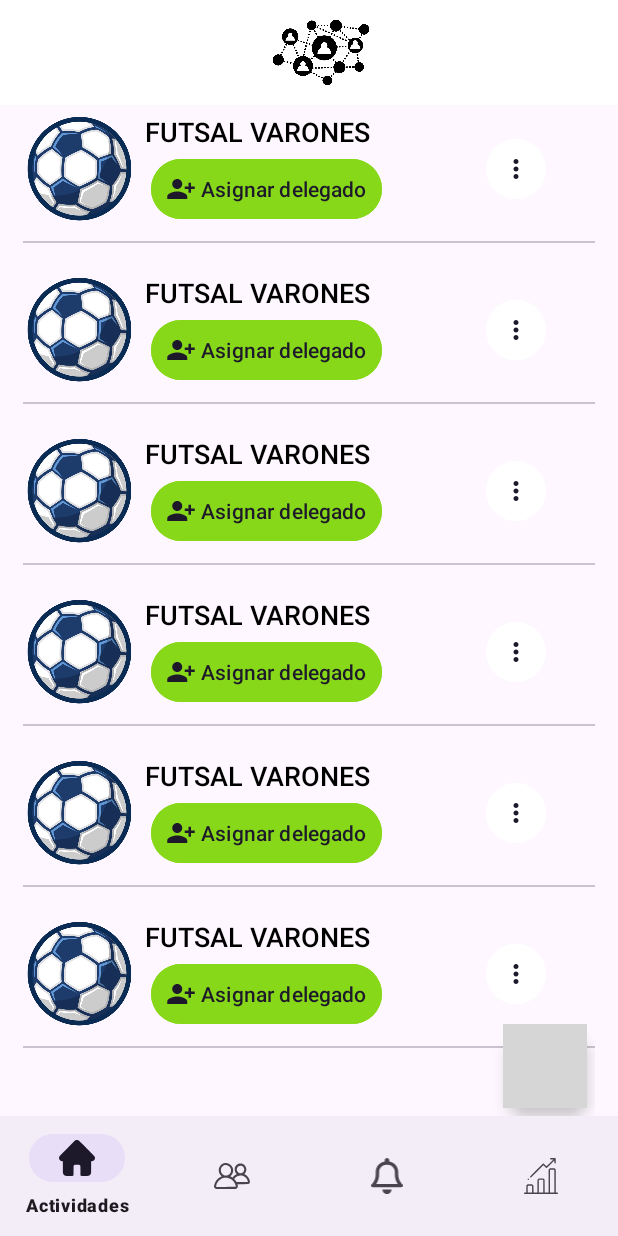
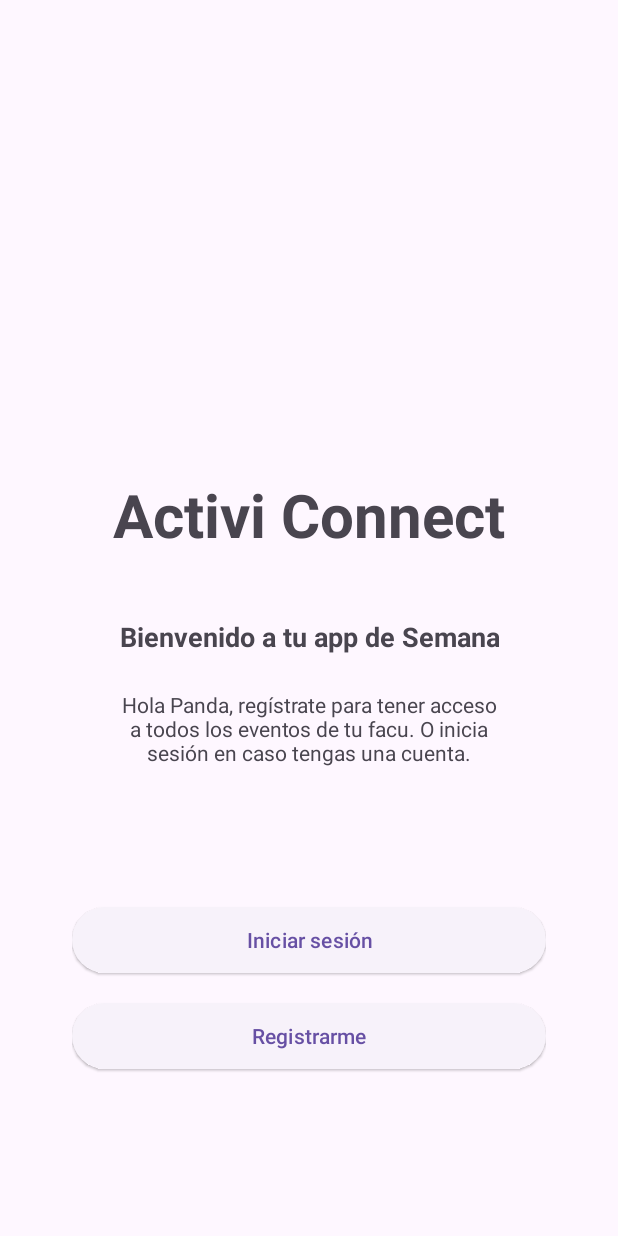
Before and after one commit to jorgeluis03/ProyectoIoT, an Android app: the screen it shows after launch (MainActivity before the commit, LoginActivity after it), on a phone screen of 412 x 824 dp. Run offline under Robolectric (Android 15) with nearby library versions, the phone set to English and light mode, and no system bars; grey boxes are pictures that could not be loaded.

Commit message:
estructura de primera vista y cambio de activity en launcher

```diff
--- a/app/src/main/AndroidManifest.xml
+++ b/app/src/main/AndroidManifest.xml
@@ -1,6 +1,6 @@
 <?xml version="1.0" encoding="utf-8"?>
 <manifest xmlns:android="http://schemas.android.com/apk/res/android"
-    xmlns:tools="http://schemas.android.com/tools" >
+    xmlns:tools="http://schemas.android.com/tools">
 
     <application
         android:allowBackup="true"
@@ -11,17 +11,20 @@
         android:roundIcon="@mipmap/ic_launcher_round"
         android:supportsRtl="true"
         android:theme="@style/Theme.Proyecto_IoT"
-        tools:targetApi="31" >
-
+        tools:targetApi="31">
         <activity
-            android:name=".delegadoGeneral.MainActivity"
-            android:exported="true" >
+            android:name=".delegadoGeneral.LoginActivity"
+            android:exported="true">
             <intent-filter>
                 <action android:name="android.intent.action.MAIN" />
 
                 <category android:name="android.intent.category.LAUNCHER" />
             </intent-filter>
         </activity>
+        <activity
+            android:name=".delegadoGeneral.MainActivity"
+            android:exported="false">
+        </activity>
     </application>
 
 </manifest>
--- /dev/null
+++ b/app/src/main/java/com/example/proyecto_iot/delegadoGeneral/LoginActivity.java
@@ -0,0 +1,16 @@
+package com.example.proyecto_iot.delegadoGeneral;
+
+import androidx.appcompat.app.AppCompatActivity;
+
+import android.os.Bundle;
+
+import com.example.proyecto_iot.R;
+
+public class LoginActivity extends AppCompatActivity {
+
+    @Override
+    protected void onCreate(Bundle savedInstanceState) {
+        super.onCreate(savedInstanceState);
+        setContentView(R.layout.activity_login);
+    }
+}
--- /dev/null
+++ b/app/src/main/res/drawable/gradiente_boton.xml
@@ -0,0 +1,8 @@
+<?xml version="1.0" encoding="utf-8"?>
+<shape xmlns:android="http://schemas.android.com/apk/res/android">
+    <gradient
+        android:type="linear"
+        android:angle="0"
+        android:startColor="@color/azul_login"
+        android:endColor="@color/morado_login"/>
+</shape>
--- /dev/null
+++ b/app/src/main/res/layout/activity_login.xml
@@ -0,0 +1,77 @@
+<?xml version="1.0" encoding="utf-8"?>
+<androidx.constraintlayout.widget.ConstraintLayout xmlns:android="http://schemas.android.com/apk/res/android"
+    xmlns:app="http://schemas.android.com/apk/res-auto"
+    xmlns:tools="http://schemas.android.com/tools"
+    android:layout_width="match_parent"
+    android:layout_height="match_parent"
+    android:paddingStart="48dp"
+    android:paddingEnd="48dp"
+    tools:context=".delegadoGeneral.LoginActivity">
+
+    <TextView
+        android:id="@+id/textView2"
+        android:layout_width="wrap_content"
+        android:layout_height="wrap_content"
+        android:text="@string/nombre_grupo"
+        android:textSize="40sp"
+        android:textStyle="bold"
+        app:layout_constraintBottom_toBottomOf="parent"
+        app:layout_constraintEnd_toEndOf="parent"
+        app:layout_constraintStart_toStartOf="parent"
+        app:layout_constraintTop_toTopOf="parent"
+        app:layout_constraintVertical_bias="0.41000003" />
+
+    <TextView
+        android:id="@+id/textView3"
+        android:layout_width="wrap_content"
+        android:layout_height="wrap_content"
+        android:text="@string/login_titulo"
+        android:textAlignment="center"
+        android:textSize="18sp"
+        android:textStyle="bold"
+        app:layout_constraintBottom_toTopOf="@+id/textView4"
+        app:layout_constraintEnd_toEndOf="parent"
+        app:layout_constraintStart_toStartOf="parent"
+        app:layout_constraintTop_toBottomOf="@+id/textView2"
+        app:layout_constraintVertical_bias="0.85" />
+
+    <TextView
+        android:id="@+id/textView4"
+        android:layout_width="300dp"
+        android:layout_height="wrap_content"
+        android:padding="16dp"
+        android:text="@string/login_texto"
+        android:textAlignment="center"
+        app:layout_constraintBottom_toBottomOf="parent"
+        app:layout_constraintEnd_toEndOf="parent"
+        app:layout_constraintHorizontal_bias="0.495"
+        app:layout_constraintStart_toStartOf="parent"
+        app:layout_constraintTop_toBottomOf="@+id/textView2"
+        app:layout_constraintVertical_bias="0.19999999" />
+
+    <Button
+        android:id="@+id/button"
+        style="@style/Widget.Material3.Button.ElevatedButton"
+        android:layout_width="0dp"
+        android:layout_height="52dp"
+        android:text="@string/login_iniciar_sesion"
+        app:layout_constraintBottom_toBottomOf="parent"
+        app:layout_constraintEnd_toEndOf="parent"
+        app:layout_constraintStart_toStartOf="parent"
+        app:layout_constraintTop_toBottomOf="@+id/textView4"
+        app:layout_constraintVertical_bias="0.3" />
+
+    <Button
+        android:id="@+id/button2"
+        style="@style/Widget.Material3.Button.ElevatedButton"
+        android:layout_width="0dp"
+        android:layout_height="52dp"
+        android:layout_marginTop="12dp"
+        android:text="@string/login_registrarse"
+        app:layout_constraintBottom_toBottomOf="parent"
+        app:layout_constraintEnd_toEndOf="parent"
+        app:layout_constraintStart_toStartOf="parent"
+        app:layout_constraintTop_toBottomOf="@+id/button"
+        app:layout_constraintVertical_bias="0.0" />
+
+</androidx.constraintlayout.widget.ConstraintLayout>
--- a/app/src/main/res/values/colors.xml
+++ b/app/src/main/res/values/colors.xml
@@ -5,4 +5,7 @@
     <color name="verde">#87D819</color> <!-- Cambia el código de color a tu preferencia -->
     <color name="rojo">#C70039</color>
 
+    <!-- LOGIN -->
+    <color name="azul_login">#0F4BD9</color>
+    <color name="morado_login">#2B1292</color>
 </resources>
--- a/app/src/main/res/values/strings.xml
+++ b/app/src/main/res/values/strings.xml
@@ -2,4 +2,11 @@
     <string name="app_name">Proyecto_IoT</string>
     <!-- TODO: Remove or change this placeholder text -->
     <string name="hello_blank_fragment">Hello blank fragment</string>
+
+    <!-- LOGIN -->
+    <string name="nombre_grupo">Activi Connect</string>
+    <string name="login_titulo">Bienvenido a tu app de Semana</string>
+    <string name="login_texto">Hola Panda, regístrate para tener acceso a todos los eventos de tu facu. O inicia sesión en caso tengas una cuenta.</string>
+    <string name="login_iniciar_sesion">Iniciar sesión</string>
+    <string name="login_registrarse">Registrarme</string>
 </resources>
```
